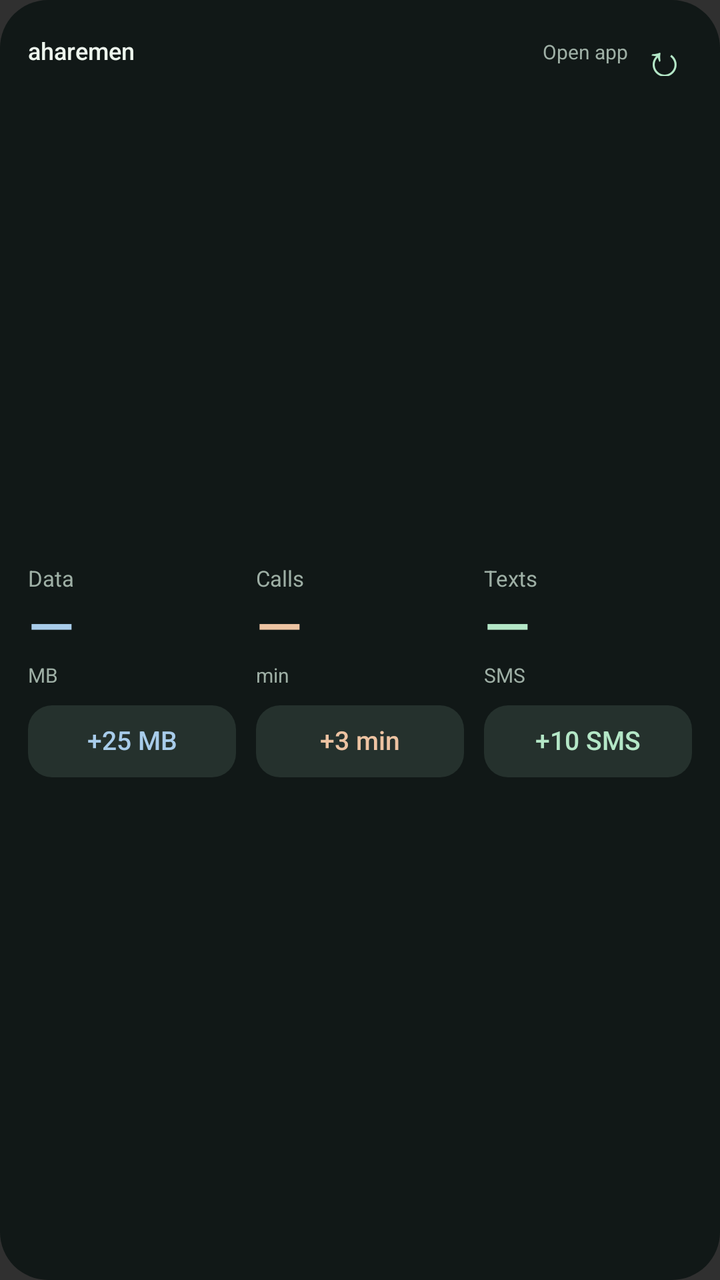
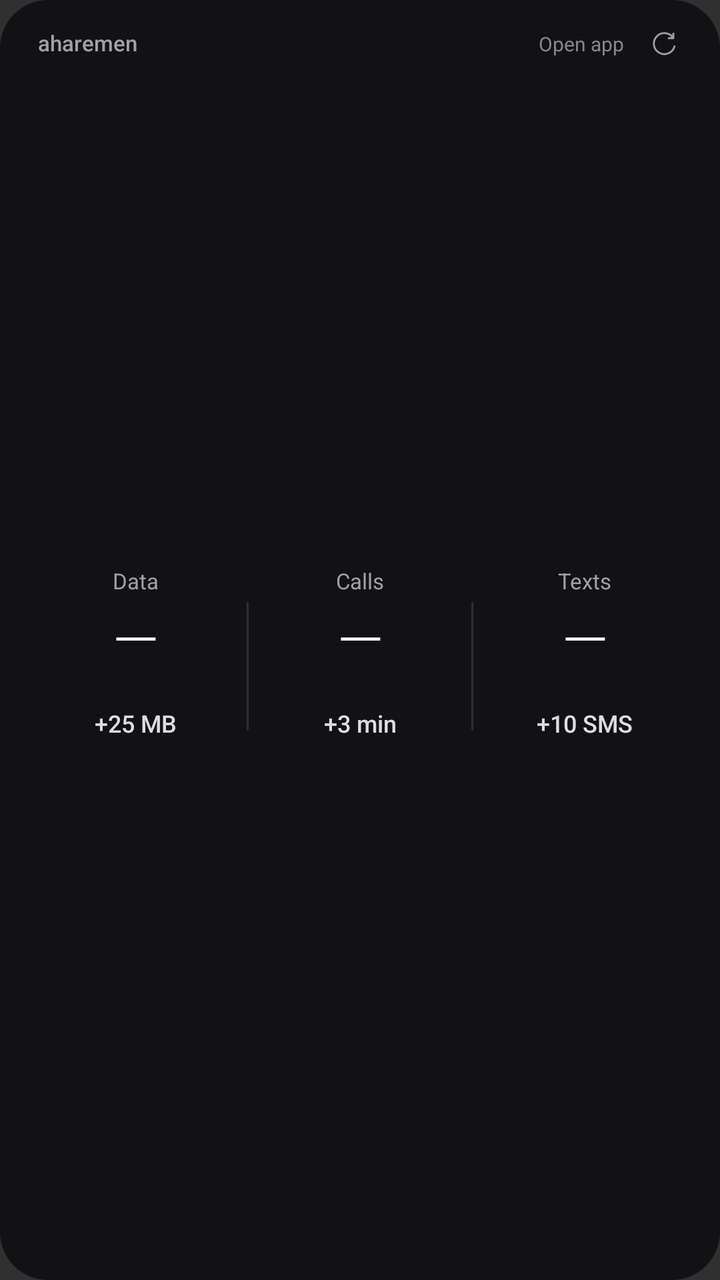

Compare the two renders of this Android layout. The source of the first and the diff that turns it into the second are given below.
<!-- AndroidManifest.xml: application theme android:Theme.Material.NoActionBar -->
<!-- res/layout/allowance_widget.xml -->
<LinearLayout xmlns:android="http://schemas.android.com/apk/res/android" android:id="@+id/widget_root" android:layout_width="match_parent" android:layout_height="match_parent" android:orientation="vertical" android:padding="14dp" android:background="@drawable/widget_background">
    <LinearLayout android:layout_width="match_parent" android:layout_height="24dp" android:orientation="horizontal" android:gravity="center_vertical">
        <TextView android:id="@+id/widget_title" android:layout_width="wrap_content" android:layout_height="match_parent" android:gravity="center_vertical" android:text="aharemen" android:textSize="12sp" android:fontFamily="sans-serif-medium" android:textColor="#edf5ed" android:includeFontPadding="false"/>
        <ProgressBar android:id="@+id/widget_progress" android:layout_width="12dp" android:layout_height="12dp" android:layout_marginStart="8dp" android:indeterminate="true" android:indeterminateTint="#b4e7c7" android:visibility="gone"/>
        <TextView android:id="@+id/widget_status" android:layout_width="0dp" android:layout_height="match_parent" android:layout_weight="1" android:layout_marginStart="8dp" android:layout_marginEnd="4dp" android:gravity="end|center_vertical" android:text="Open app" android:textColor="#9eafa5" android:textSize="10sp" android:maxLines="2" android:ellipsize="end"/>
        <TextView android:id="@+id/widget_refresh" android:layout_width="28dp" android:layout_height="match_parent" android:text="↻" android:textSize="22sp" android:gravity="center" android:textColor="#b4e7c7" android:contentDescription="Refresh allowances" android:clickable="true" android:focusable="true"/>
    </LinearLayout>
    <LinearLayout android:layout_width="match_parent" android:layout_height="0dp" android:layout_weight="1" android:layout_marginTop="8dp" android:orientation="horizontal">
        <LinearLayout android:layout_width="0dp" android:layout_height="match_parent" android:layout_weight="1" android:layout_marginStart="0dp" android:orientation="vertical" android:gravity="center_vertical">
            <LinearLayout android:id="@+id/widget_data_balance" android:layout_width="match_parent" android:layout_height="wrap_content" android:orientation="vertical">
                <TextView android:layout_width="match_parent" android:layout_height="wrap_content" android:text="Data" android:textSize="11sp" android:textColor="#9eafa5" android:includeFontPadding="false"/>
                <TextView android:id="@+id/widget_data" android:layout_width="match_parent" android:layout_height="36dp" android:gravity="center_vertical" android:text="—" android:textSize="30sp" android:autoSizeTextType="uniform" android:autoSizeMinTextSize="18sp" android:autoSizeMaxTextSize="30sp" android:autoSizeStepGranularity="1sp" android:fontFamily="sans-serif-medium" android:textColor="#a8ccea" android:singleLine="true" android:includeFontPadding="false"/>
                <TextView android:id="@+id/widget_unit_data" android:layout_width="match_parent" android:layout_height="wrap_content" android:text="MB" android:textSize="10sp" android:textColor="#9eafa5" android:includeFontPadding="false"/>
            </LinearLayout>
            <TextView android:id="@+id/widget_add_data" android:layout_width="match_parent" android:layout_height="36dp" android:layout_marginTop="9dp" android:background="@drawable/widget_button" android:text="+25 MB" android:textSize="13sp" android:fontFamily="sans-serif-medium" android:textColor="#a8ccea" android:gravity="center" android:includeFontPadding="false" android:singleLine="true" android:clickable="true" android:focusable="true"/>
        </LinearLayout>
        <LinearLayout android:layout_width="0dp" android:layout_height="match_parent" android:layout_weight="1" android:layout_marginStart="10dp" android:orientation="vertical" android:gravity="center_vertical">
            <LinearLayout android:id="@+id/widget_voice_balance" android:layout_width="match_parent" android:layout_height="wrap_content" android:orientation="vertical">
                <TextView android:layout_width="match_parent" android:layout_height="wrap_content" android:text="Calls" android:textSize="11sp" android:textColor="#9eafa5" android:includeFontPadding="false"/>
                <TextView android:id="@+id/widget_voice" android:layout_width="match_parent" android:layout_height="36dp" android:gravity="center_vertical" android:text="—" android:textSize="30sp" android:autoSizeTextType="uniform" android:autoSizeMinTextSize="18sp" android:autoSizeMaxTextSize="30sp" android:autoSizeStepGranularity="1sp" android:fontFamily="sans-serif-medium" android:textColor="#edc3a2" android:singleLine="true" android:includeFontPadding="false"/>
                <TextView android:id="@+id/widget_unit_voice" android:layout_width="match_parent" android:layout_height="wrap_content" android:text="min" android:textSize="10sp" android:textColor="#9eafa5" android:includeFontPadding="false"/>
            </LinearLayout>
            <TextView android:id="@+id/widget_add_voice" android:layout_width="match_parent" android:layout_height="36dp" android:layout_marginTop="9dp" android:background="@drawable/widget_button" android:text="+3 min" android:textSize="13sp" android:fontFamily="sans-serif-medium" android:textColor="#edc3a2" android:gravity="center" android:includeFontPadding="false" android:singleLine="true" android:clickable="true" android:focusable="true"/>
        </LinearLayout>
        <LinearLayout android:layout_width="0dp" android:layout_height="match_parent" android:layout_weight="1" android:layout_marginStart="10dp" android:orientation="vertical" android:gravity="center_vertical">
            <LinearLayout android:id="@+id/widget_sms_balance" android:layout_width="match_parent" android:layout_height="wrap_content" android:orientation="vertical">
                <TextView android:layout_width="match_parent" android:layout_height="wrap_content" android:text="Texts" android:textSize="11sp" android:textColor="#9eafa5" android:includeFontPadding="false"/>
                <TextView android:id="@+id/widget_sms" android:layout_width="match_parent" android:layout_height="36dp" android:gravity="center_vertical" android:text="—" android:textSize="30sp" android:autoSizeTextType="uniform" android:autoSizeMinTextSize="18sp" android:autoSizeMaxTextSize="30sp" android:autoSizeStepGranularity="1sp" android:fontFamily="sans-serif-medium" android:textColor="#b4e7c7" android:singleLine="true" android:includeFontPadding="false"/>
                <TextView android:id="@+id/widget_unit_sms" android:layout_width="match_parent" android:layout_height="wrap_content" android:text="SMS" android:textSize="10sp" android:textColor="#9eafa5" android:includeFontPadding="false"/>
            </LinearLayout>
            <TextView android:id="@+id/widget_add_sms" android:layout_width="match_parent" android:layout_height="36dp" android:layout_marginTop="9dp" android:background="@drawable/widget_button" android:text="+10 SMS" android:textSize="13sp" android:fontFamily="sans-serif-medium" android:textColor="#b4e7c7" android:gravity="center" android:includeFontPadding="false" android:singleLine="true" android:clickable="true" android:focusable="true"/>
        </LinearLayout>
    </LinearLayout>
</LinearLayout>
<!-- resources referenced by this layout -->
<resources>
  <!-- drawable widget_background (drawable) -->
  <shape xmlns:android="http://schemas.android.com/apk/res/android"><solid android:color="#ed101716"/><corners android:radius="24dp"/></shape>
  <!-- drawable widget_button (drawable) -->
  <ripple xmlns:android="http://schemas.android.com/apk/res/android" android:color="#33b4e7c7"><item><shape><solid android:color="#25312d"/><corners android:radius="12dp"/></shape></item></ripple>
</resources>

<!-- the commit's change to res/layout/allowance_widget.xml (unified diff, before → after) -->
@@ -1,34 +1,36 @@
-<LinearLayout xmlns:android="http://schemas.android.com/apk/res/android" android:id="@+id/widget_root" android:layout_width="match_parent" android:layout_height="match_parent" android:orientation="vertical" android:padding="14dp" android:background="@drawable/widget_background">
-    <LinearLayout android:layout_width="match_parent" android:layout_height="24dp" android:orientation="horizontal" android:gravity="center_vertical">
-        <TextView android:id="@+id/widget_title" android:layout_width="wrap_content" android:layout_height="match_parent" android:gravity="center_vertical" android:text="aharemen" android:textSize="12sp" android:fontFamily="sans-serif-medium" android:textColor="#edf5ed" android:includeFontPadding="false"/>
-        <ProgressBar android:id="@+id/widget_progress" android:layout_width="12dp" android:layout_height="12dp" android:layout_marginStart="8dp" android:indeterminate="true" android:indeterminateTint="#b4e7c7" android:visibility="gone"/>
-        <TextView android:id="@+id/widget_status" android:layout_width="0dp" android:layout_height="match_parent" android:layout_weight="1" android:layout_marginStart="8dp" android:layout_marginEnd="4dp" android:gravity="end|center_vertical" android:text="Open app" android:textColor="#9eafa5" android:textSize="10sp" android:maxLines="2" android:ellipsize="end"/>
-        <TextView android:id="@+id/widget_refresh" android:layout_width="28dp" android:layout_height="match_parent" android:text="↻" android:textSize="22sp" android:gravity="center" android:textColor="#b4e7c7" android:contentDescription="Refresh allowances" android:clickable="true" android:focusable="true"/>
+<LinearLayout xmlns:android="http://schemas.android.com/apk/res/android" android:id="@+id/widget_root" android:layout_width="match_parent" android:layout_height="match_parent" android:orientation="vertical" android:paddingStart="12dp" android:paddingEnd="12dp" android:paddingTop="9dp" android:paddingBottom="9dp" android:background="@drawable/widget_background">
+    <LinearLayout android:layout_width="match_parent" android:layout_height="26dp" android:orientation="horizontal" android:gravity="center_vertical" android:paddingStart="7dp">
+        <TextView android:id="@+id/widget_title" android:layout_width="wrap_content" android:layout_height="match_parent" android:gravity="center_vertical" android:text="aharemen" android:textSize="11sp" android:fontFamily="sans-serif-medium" android:textColor="#a0a0a6" android:includeFontPadding="false"/>
+        <ProgressBar android:id="@+id/widget_progress" android:layout_width="12dp" android:layout_height="12dp" android:layout_marginStart="8dp" android:indeterminate="true" android:indeterminateTint="#dedee2" android:visibility="gone"/>
+        <TextView android:id="@+id/widget_status" android:layout_width="0dp" android:layout_height="match_parent" android:layout_weight="1" android:layout_marginStart="8dp" android:layout_marginEnd="4dp" android:gravity="end|center_vertical" android:text="Open app" android:textColor="#86868f" android:textSize="10sp" android:maxLines="2" android:ellipsize="end"/>
+        <ImageView android:id="@+id/widget_refresh" android:layout_width="32dp" android:layout_height="match_parent" android:padding="6dp" android:src="@drawable/ic_widget_refresh" android:contentDescription="Refresh allowances" android:clickable="true" android:focusable="true"/>
     </LinearLayout>
-    <LinearLayout android:layout_width="match_parent" android:layout_height="0dp" android:layout_weight="1" android:layout_marginTop="8dp" android:orientation="horizontal">
-        <LinearLayout android:layout_width="0dp" android:layout_height="match_parent" android:layout_weight="1" android:layout_marginStart="0dp" android:orientation="vertical" android:gravity="center_vertical">
-            <LinearLayout android:id="@+id/widget_data_balance" android:layout_width="match_parent" android:layout_height="wrap_content" android:orientation="vertical">
-                <TextView android:layout_width="match_parent" android:layout_height="wrap_content" android:text="Data" android:textSize="11sp" android:textColor="#9eafa5" android:includeFontPadding="false"/>
-                <TextView android:id="@+id/widget_data" android:layout_width="match_parent" android:layout_height="36dp" android:gravity="center_vertical" android:text="—" android:textSize="30sp" android:autoSizeTextType="uniform" android:autoSizeMinTextSize="18sp" android:autoSizeMaxTextSize="30sp" android:autoSizeStepGranularity="1sp" android:fontFamily="sans-serif-medium" android:textColor="#a8ccea" android:singleLine="true" android:includeFontPadding="false"/>
-                <TextView android:id="@+id/widget_unit_data" android:layout_width="match_parent" android:layout_height="wrap_content" android:text="MB" android:textSize="10sp" android:textColor="#9eafa5" android:includeFontPadding="false"/>
+    <LinearLayout android:layout_width="match_parent" android:layout_height="0dp" android:layout_weight="1" android:orientation="horizontal">
+        <LinearLayout android:layout_width="0dp" android:layout_height="match_parent" android:layout_weight="1" android:orientation="vertical" android:gravity="center">
+            <LinearLayout android:id="@+id/widget_data_balance" android:layout_width="match_parent" android:layout_height="wrap_content" android:orientation="vertical" android:gravity="center">
+                <TextView android:layout_width="match_parent" android:layout_height="wrap_content" android:gravity="center" android:text="Data" android:textSize="11sp" android:textColor="#a0a0a6" android:includeFontPadding="false"/>
+                <TextView android:id="@+id/widget_data" android:layout_width="match_parent" android:layout_height="46dp" android:paddingStart="7dp" android:paddingEnd="7dp" android:gravity="center" android:text="—" android:textSize="30sp" android:autoSizeTextType="uniform" android:autoSizeMinTextSize="17sp" android:autoSizeMaxTextSize="30sp" android:autoSizeStepGranularity="1sp" android:fontFamily="sans-serif-light" android:textColor="#fafafa" android:singleLine="true" android:includeFontPadding="false"/>
+                <TextView android:id="@+id/widget_unit_data" android:layout_width="wrap_content" android:layout_height="wrap_content" android:text="MB" android:visibility="gone"/>
             </LinearLayout>
-            <TextView android:id="@+id/widget_add_data" android:layout_width="match_parent" android:layout_height="36dp" android:layout_marginTop="9dp" android:background="@drawable/widget_button" android:text="+25 MB" android:textSize="13sp" android:fontFamily="sans-serif-medium" android:textColor="#a8ccea" android:gravity="center" android:includeFontPadding="false" android:singleLine="true" android:clickable="true" android:focusable="true"/>
+            <TextView android:id="@+id/widget_add_data" android:layout_width="match_parent" android:layout_height="38dp" android:background="@drawable/widget_button" android:text="+25 MB" android:textSize="12sp" android:fontFamily="sans-serif-medium" android:textColor="#dedee2" android:gravity="center" android:includeFontPadding="false" android:singleLine="true" android:clickable="true" android:focusable="true"/>
         </LinearLayout>
-        <LinearLayout android:layout_width="0dp" android:layout_height="match_parent" android:layout_weight="1" android:layout_marginStart="10dp" android:orientation="vertical" android:gravity="center_vertical">
-            <LinearLayout android:id="@+id/widget_voice_balance" android:layout_width="match_parent" android:layout_height="wrap_content" android:orientation="vertical">
-                <TextView android:layout_width="match_parent" android:layout_height="wrap_content" android:text="Calls" android:textSize="11sp" android:textColor="#9eafa5" android:includeFontPadding="false"/>
-                <TextView android:id="@+id/widget_voice" android:layout_width="match_parent" android:layout_height="36dp" android:gravity="center_vertical" android:text="—" android:textSize="30sp" android:autoSizeTextType="uniform" android:autoSizeMinTextSize="18sp" android:autoSizeMaxTextSize="30sp" android:autoSizeStepGranularity="1sp" android:fontFamily="sans-serif-medium" android:textColor="#edc3a2" android:singleLine="true" android:includeFontPadding="false"/>
-                <TextView android:id="@+id/widget_unit_voice" android:layout_width="match_parent" android:layout_height="wrap_content" android:text="min" android:textSize="10sp" android:textColor="#9eafa5" android:includeFontPadding="false"/>
+        <ImageView android:layout_width="1dp" android:layout_height="64dp" android:layout_gravity="center_vertical" android:background="#20ffffff" android:importantForAccessibility="no"/>
+        <LinearLayout android:layout_width="0dp" android:layout_height="match_parent" android:layout_weight="1" android:orientation="vertical" android:gravity="center">
+            <LinearLayout android:id="@+id/widget_voice_balance" android:layout_width="match_parent" android:layout_height="wrap_content" android:orientation="vertical" android:gravity="center">
+                <TextView android:layout_width="match_parent" android:layout_height="wrap_content" android:gravity="center" android:text="Calls" android:textSize="11sp" android:textColor="#a0a0a6" android:includeFontPadding="false"/>
+                <TextView android:id="@+id/widget_voice" android:layout_width="match_parent" android:layout_height="46dp" android:paddingStart="7dp" android:paddingEnd="7dp" android:gravity="center" android:text="—" android:textSize="30sp" android:autoSizeTextType="uniform" android:autoSizeMinTextSize="17sp" android:autoSizeMaxTextSize="30sp" android:autoSizeStepGranularity="1sp" android:fontFamily="sans-serif-light" android:textColor="#fafafa" android:singleLine="true" android:includeFontPadding="false"/>
+                <TextView android:id="@+id/widget_unit_voice" android:layout_width="wrap_content" android:layout_height="wrap_content" android:text="min" android:visibility="gone"/>
             </LinearLayout>
-            <TextView android:id="@+id/widget_add_voice" android:layout_width="match_parent" android:layout_height="36dp" android:layout_marginTop="9dp" android:background="@drawable/widget_button" android:text="+3 min" android:textSize="13sp" android:fontFamily="sans-serif-medium" android:textColor="#edc3a2" android:gravity="center" android:includeFontPadding="false" android:singleLine="true" android:clickable="true" android:focusable="true"/>
+            <TextView android:id="@+id/widget_add_voice" android:layout_width="match_parent" android:layout_height="38dp" android:background="@drawable/widget_button" android:text="+3 min" android:textSize="12sp" android:fontFamily="sans-serif-medium" android:textColor="#dedee2" android:gravity="center" android:includeFontPadding="false" android:singleLine="true" android:clickable="true" android:focusable="true"/>
         </LinearLayout>
-        <LinearLayout android:layout_width="0dp" android:layout_height="match_parent" android:layout_weight="1" android:layout_marginStart="10dp" android:orientation="vertical" android:gravity="center_vertical">
-            <LinearLayout android:id="@+id/widget_sms_balance" android:layout_width="match_parent" android:layout_height="wrap_content" android:orientation="vertical">
-                <TextView android:layout_width="match_parent" android:layout_height="wrap_content" android:text="Texts" android:textSize="11sp" android:textColor="#9eafa5" android:includeFontPadding="false"/>
-                <TextView android:id="@+id/widget_sms" android:layout_width="match_parent" android:layout_height="36dp" android:gravity="center_vertical" android:text="—" android:textSize="30sp" android:autoSizeTextType="uniform" android:autoSizeMinTextSize="18sp" android:autoSizeMaxTextSize="30sp" android:autoSizeStepGranularity="1sp" android:fontFamily="sans-serif-medium" android:textColor="#b4e7c7" android:singleLine="true" android:includeFontPadding="false"/>
-                <TextView android:id="@+id/widget_unit_sms" android:layout_width="match_parent" android:layout_height="wrap_content" android:text="SMS" android:textSize="10sp" android:textColor="#9eafa5" android:includeFontPadding="false"/>
+        <ImageView android:layout_width="1dp" android:layout_height="64dp" android:layout_gravity="center_vertical" android:background="#20ffffff" android:importantForAccessibility="no"/>
+        <LinearLayout android:layout_width="0dp" android:layout_height="match_parent" android:layout_weight="1" android:orientation="vertical" android:gravity="center">
+            <LinearLayout android:id="@+id/widget_sms_balance" android:layout_width="match_parent" android:layout_height="wrap_content" android:orientation="vertical" android:gravity="center">
+                <TextView android:layout_width="match_parent" android:layout_height="wrap_content" android:gravity="center" android:text="Texts" android:textSize="11sp" android:textColor="#a0a0a6" android:includeFontPadding="false"/>
+                <TextView android:id="@+id/widget_sms" android:layout_width="match_parent" android:layout_height="46dp" android:paddingStart="7dp" android:paddingEnd="7dp" android:gravity="center" android:text="—" android:textSize="30sp" android:autoSizeTextType="uniform" android:autoSizeMinTextSize="17sp" android:autoSizeMaxTextSize="30sp" android:autoSizeStepGranularity="1sp" android:fontFamily="sans-serif-light" android:textColor="#fafafa" android:singleLine="true" android:includeFontPadding="false"/>
+                <TextView android:id="@+id/widget_unit_sms" android:layout_width="wrap_content" android:layout_height="wrap_content" android:text="SMS" android:visibility="gone"/>
             </LinearLayout>
-            <TextView android:id="@+id/widget_add_sms" android:layout_width="match_parent" android:layout_height="36dp" android:layout_marginTop="9dp" android:background="@drawable/widget_button" android:text="+10 SMS" android:textSize="13sp" android:fontFamily="sans-serif-medium" android:textColor="#b4e7c7" android:gravity="center" android:includeFontPadding="false" android:singleLine="true" android:clickable="true" android:focusable="true"/>
+            <TextView android:id="@+id/widget_add_sms" android:layout_width="match_parent" android:layout_height="38dp" android:background="@drawable/widget_button" android:text="+10 SMS" android:textSize="12sp" android:fontFamily="sans-serif-medium" android:textColor="#dedee2" android:gravity="center" android:includeFontPadding="false" android:singleLine="true" android:clickable="true" android:focusable="true"/>
         </LinearLayout>
     </LinearLayout>
 </LinearLayout>
<!-- resource entries referenced after the edit -->
@@ -1,8 +1,10 @@
 <!-- resources referenced by this layout -->
 <resources>
+  <!-- drawable ic_widget_refresh (drawable) -->
+  <vector xmlns:android="http://schemas.android.com/apk/res/android" android:width="18dp" android:height="18dp" android:viewportWidth="24" android:viewportHeight="24"><path android:pathData="M20,7V3M20,7H16M20,7A9,9 0,1 0,21 14" android:strokeColor="#a0a0a6" android:strokeWidth="1.6" android:strokeLineCap="round" android:strokeLineJoin="round" android:fillColor="@android:color/transparent"/></vector>
   <!-- drawable widget_background (drawable) -->
-  <shape xmlns:android="http://schemas.android.com/apk/res/android"><solid android:color="#ed101716"/><corners android:radius="24dp"/></shape>
+  <shape xmlns:android="http://schemas.android.com/apk/res/android"><solid android:color="#f2111115"/><corners android:radius="24dp"/></shape>
   <!-- drawable widget_button (drawable) -->
-  <ripple xmlns:android="http://schemas.android.com/apk/res/android" android:color="#33b4e7c7"><item><shape><solid android:color="#25312d"/><corners android:radius="12dp"/></shape></item></ripple>
+  <ripple xmlns:android="http://schemas.android.com/apk/res/android" android:color="#22ffffff"><item><shape><solid android:color="#00ffffff"/><corners android:radius="12dp"/></shape></item></ripple>
 </resources>
 
